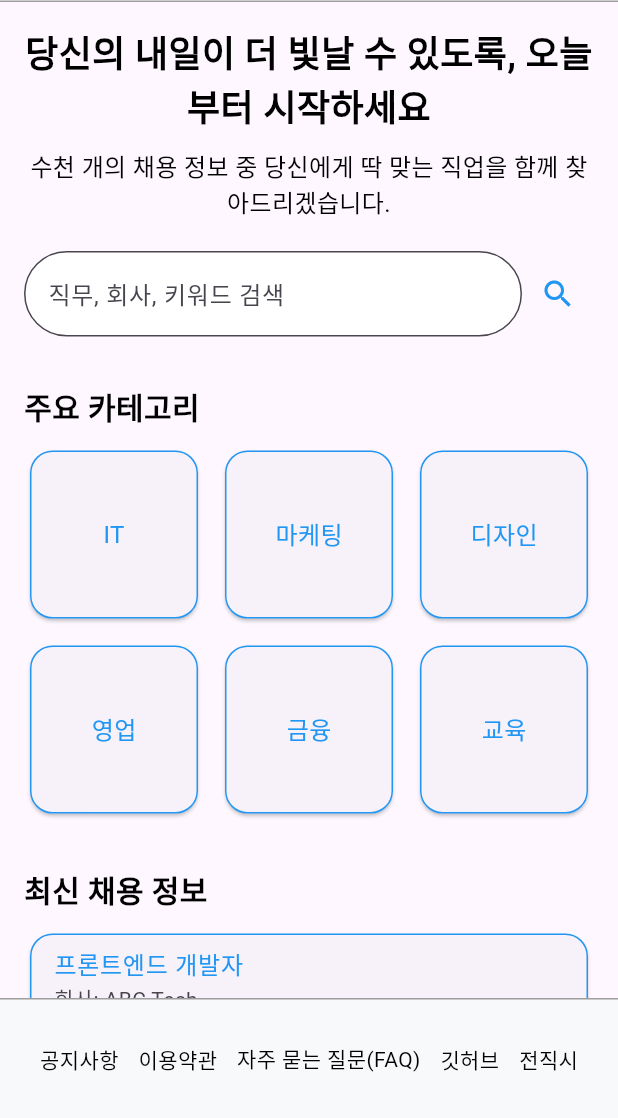
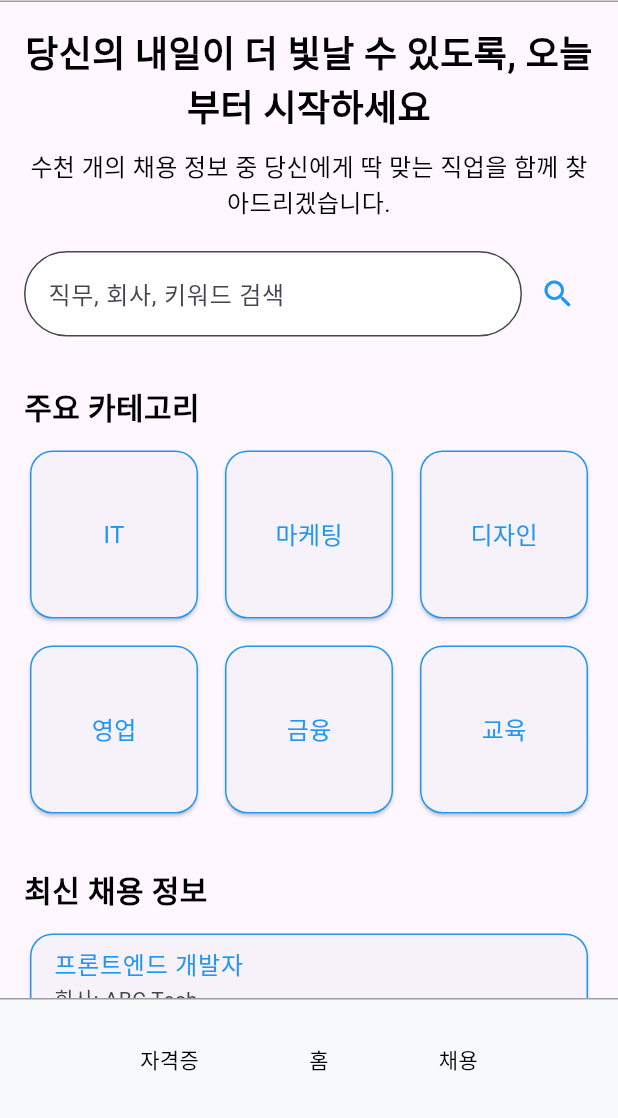
Before and after one commit to Omniscient-Job-Project/Omniscient-flutter, a Flutter app: the screen it shows after launch, on a phone screen of 412 x 824 dp, the part 118-1236 px from its top. Run offline on Flutter 3.47's test engine with Material 3 defaults, Android fonts, the phone set to English and light mode, and no system bars; our stand-ins replace dio, flutter_dotenv, font_awesome_flutter, get.

Commit message:
update: footer

```diff
--- a/lib/core/widgets/footer.dart
+++ b/lib/core/widgets/footer.dart
@@ -1,5 +1,4 @@
 import 'package:flutter/material.dart';
-import 'package:url_launcher/url_launcher.dart'; // 외부 링크를 위한 패키지
 
 class Footer extends StatelessWidget {
   const Footer({Key? key}) : super(key: key);
@@ -20,50 +19,32 @@ class Footer extends StatelessWidget {
         ),
       ),
       child: Row(
-        mainAxisAlignment: MainAxisAlignment.spaceAround,
+        mainAxisAlignment: MainAxisAlignment.spaceEvenly, // 균등하게 요소 배치
         children: [
           GestureDetector(
             onTap: () {
-              Navigator.pushNamed(context, '/notice'); // 공지사항 페이지로 이동
+              Navigator.pushNamed(context, '/certificateInfoPage'); // 자격증 페이지로 이동
             },
             child: Text(
-              '공지사항',
+              '자격증',
               style: footerLinkStyle(),
             ),
           ),
           GestureDetector(
             onTap: () {
-              Navigator.pushNamed(context, '/terms'); // 이용약관 페이지로 이동
+              Navigator.pushNamed(context, '/'); // 홈 페이지로 이동
             },
             child: Text(
-              '이용약관',
+              '홈',
               style: footerLinkStyle(),
             ),
           ),
           GestureDetector(
             onTap: () {
-              Navigator.pushNamed(context, '/noticeFAQ'); // FAQ 페이지로 이동
+              Navigator.pushNamed(context, '/curation'); // 채용 페이지로 이동
             },
             child: Text(
-              '자주 묻는 질문(FAQ)',
-              style: footerLinkStyle(),
-            ),
-          ),
-          GestureDetector(
-            onTap: () {
-              _launchURL('https://github.com/Omniscient-Job-Project'); // 외부 링크 열기
-            },
-            child: Text(
-              '깃허브',
-              style: footerLinkStyle(),
-            ),
-          ),
-          GestureDetector(
-            onTap: () {
-              Navigator.pushNamed(context, '/login'); // 전직시 페이지로 이동
-            },
-            child: Text(
-              '전직시',
+              '채용',
               style: footerLinkStyle(),
             ),
           ),
@@ -79,13 +60,4 @@ class Footer extends StatelessWidget {
       color: Colors.black, // 기본 글자 색상
     );
   }
-
-  // 외부 URL을 열기 위한 함수
-  void _launchURL(String url) async {
-    if (await canLaunch(url)) {
-      await launch(url);
-    } else {
-      throw 'Could not launch $url';
-    }
-  }
 }
```
